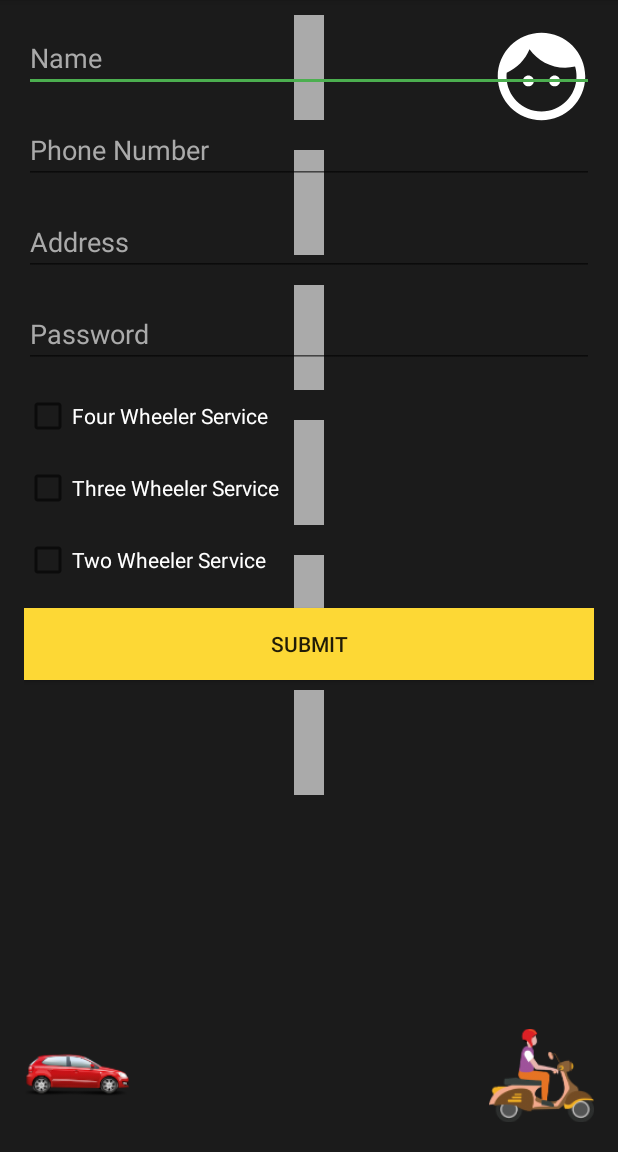
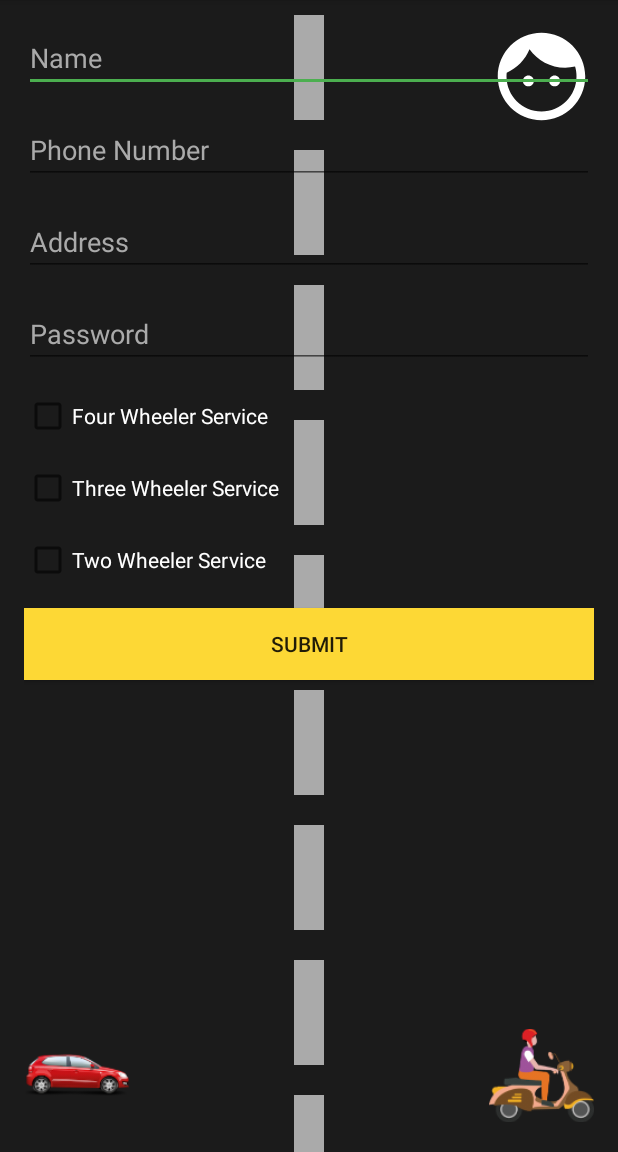
Before and after one commit to durzoflint/Mr_Puncute_Shop, an Android app: the screen it shows after launch (RegisterActivity), after a tap on "SUBMIT", on a phone screen of 412 x 824 dp, the part 84-1236 px from its top. Run offline under Robolectric (Android 15) with nearby library versions, the phone set to English and light mode, and no system bars.

Commit message:
Increased Divider Length

```diff
--- a/app/src/main/res/layout/background.xml
+++ b/app/src/main/res/layout/background.xml
@@ -9,6 +9,34 @@
         android:layout_height="match_parent"
         android:gravity="center_horizontal"
         android:orientation="vertical">
+
+        <View
+            android:layout_width="20dp"
+            android:layout_height="70dp"
+            android:layout_marginTop="10dp"
+            android:layout_marginBottom="10dp"
+            android:background="@android:color/darker_gray" />
+
+        <View
+            android:layout_width="20dp"
+            android:layout_height="70dp"
+            android:layout_marginTop="10dp"
+            android:layout_marginBottom="10dp"
+            android:background="@android:color/darker_gray" />
+
+        <View
+            android:layout_width="20dp"
+            android:layout_height="70dp"
+            android:layout_marginTop="10dp"
+            android:layout_marginBottom="10dp"
+            android:background="@android:color/darker_gray" />
+
+        <View
+            android:layout_width="20dp"
+            android:layout_height="70dp"
+            android:layout_marginTop="10dp"
+            android:layout_marginBottom="10dp"
+            android:background="@android:color/darker_gray" />
 
         <View
             android:layout_width="20dp"
```
